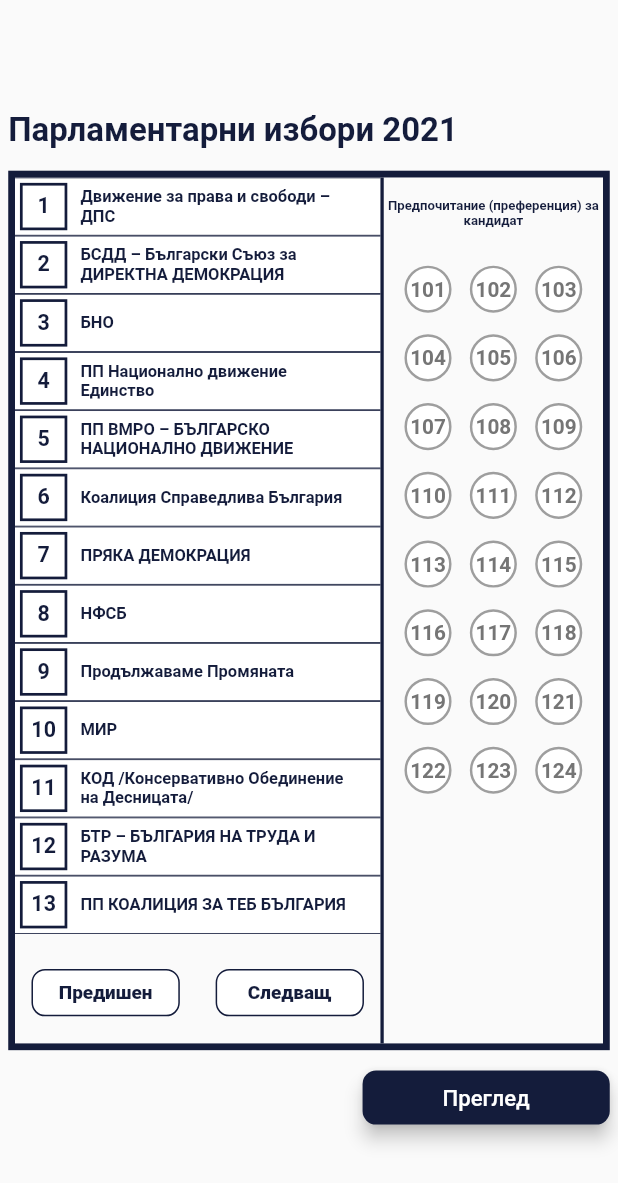
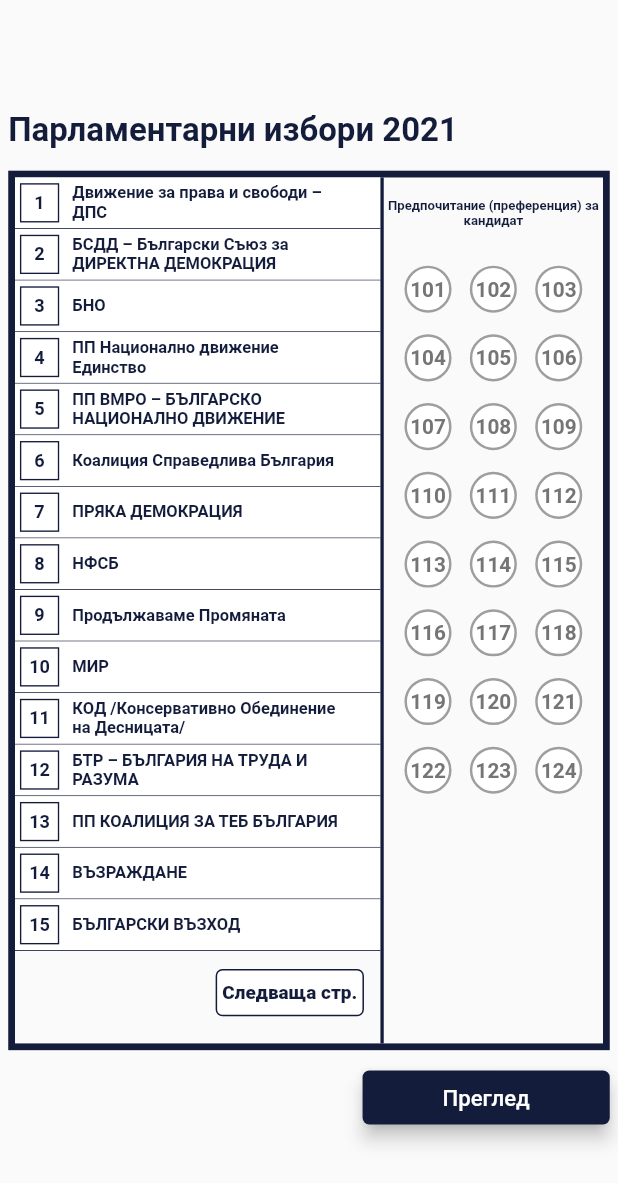
Before and after one commit to AEZakmee/bulgarian_elections_2021, a Flutter app: the screen it shows after launch, after a tap on "Гласувай", on a phone screen of 412 x 824 dp. Shown: the top 1183 px of the screen. Run offline on Flutter 3.47's test engine with Material 2 defaults, Android fonts, the phone set to English and light mode, and no system bars.

Commit message:
Fix ui to fit 15 parties

```diff
--- a/lib/constants.dart
+++ b/lib/constants.dart
@@ -1,3 +1,4 @@
 import 'package:flutter/material.dart';
 
 const Color kDefaultColor = Color(0xff141c3b);
+const int kPartiesInPage = 15;
--- a/lib/model/data.dart
+++ b/lib/model/data.dart
@@ -3,6 +3,8 @@ import 'dart:convert';
 import 'package:flutter/material.dart';
 import 'package:flutter/services.dart';
 import 'package:mashinno_glasuvane/model/political_party.dart';
+
+import '../constants.dart';
 
 class Data extends ChangeNotifier {
   List<PoliticalParty> _parties = [];
@@ -39,12 +41,15 @@ class Data extends ChangeNotifier {
   List<PoliticalParty> get partiesSubList => _partiesSubList;
   int _currentPage = 0;
   void nextPage() {
-    if (_currentPage < _parties.length ~/ 13) {
+    if (_currentPage < _parties.length ~/ kPartiesInPage) {
       _currentPage++;
       _loadNewList();
       notifyListeners();
     }
   }
+
+  bool showPrevButton() => _currentPage > 0;
+  bool showNextButton() => _currentPage < 1;
 
   void prevPage() {
     if (_currentPage > 0) {
@@ -62,10 +67,10 @@ class Data extends ChangeNotifier {
 
   void _loadNewList() {
     _partiesSubList = _parties.sublist(
-        _currentPage * 13,
-        _currentPage * 13 + 13 > _parties.length
+        _currentPage * kPartiesInPage,
+        _currentPage * kPartiesInPage + kPartiesInPage > _parties.length
             ? _parties.length
-            : _currentPage * 13 + 13);
+            : _currentPage * kPartiesInPage + kPartiesInPage);
   }
 
   PoliticalParty selectedParty;
--- a/lib/screens/vote_screen/components/body.dart
+++ b/lib/screens/vote_screen/components/body.dart
@@ -70,8 +70,9 @@ class _BodyState extends State<Body> {
                               ),
                               child: Row(
                                 children: [
+                                  if (data.showPrevButton())
                                     DefaultEmptyButton(
-                                    text: 'Предишен',
+                                      text: 'Предишна стр.',
                                       onPress: () {
                                         data.prevPage();
                                       },
@@ -80,8 +81,9 @@ class _BodyState extends State<Body> {
                                           getProportionateScreenHeight(35),
                                     ),
                                   Spacer(),
+                                  if (data.showNextButton())
                                     DefaultEmptyButton(
-                                    text: 'Следващ',
+                                      text: 'Следваща стр.',
                                       onPress: () {
                                         data.nextPage();
                                       },
--- a/lib/screens/vote_screen/components/parties_row.dart
+++ b/lib/screens/vote_screen/components/parties_row.dart
@@ -17,17 +17,16 @@ class PartyRow extends StatelessWidget {
 
   @override
   Widget build(BuildContext context) {
-    return Container(
-      height: getProportionateScreenHeight(43),
+    return InkWell(
+      onTap: onPress,
+      child: Column(
+        mainAxisSize: MainAxisSize.min,
+        children: [
+          Container(
+            height: getProportionateScreenHeight(37.5),
             width: double.infinity,
             decoration: BoxDecoration(
               color: (isSelectedParty) ? kDefaultColor : Colors.white,
-        border: Border.symmetric(
-          horizontal: BorderSide(
-            color: kDefaultColor,
-            width: getProportionateScreenWidth(0.5),
-          ),
-        ),
             ),
             child: Row(
               children: [
@@ -35,28 +34,27 @@ class PartyRow extends StatelessWidget {
                   padding: EdgeInsets.symmetric(
                     horizontal: getProportionateScreenWidth(3),
                   ),
-            child: GestureDetector(
-              onTap: onPress,
                   child: Container(
-                height: getProportionateScreenHeight(35),
-                width: getProportionateScreenHeight(35),
+                    height: getProportionateScreenHeight(29),
+                    width: getProportionateScreenHeight(29),
                     decoration: BoxDecoration(
                       border: Border.all(
-                      color: (!isSelectedParty) ? kDefaultColor : Colors.white,
+                          color:
+                              (!isSelectedParty) ? kDefaultColor : Colors.white,
                           width: (!isSelectedParty)
-                          ? getProportionateScreenHeight(2)
-                          : getProportionateScreenHeight(3)),
+                              ? getProportionateScreenHeight(1)
+                              : getProportionateScreenHeight(2)),
                     ),
                     child: Center(
                       child: Text(
                         party.number.toString(),
                         style: TextStyle(
-                      color: (!isSelectedParty) ? kDefaultColor : Colors.white,
+                          color:
+                              (!isSelectedParty) ? kDefaultColor : Colors.white,
                           fontWeight: FontWeight.bold,
-                      fontSize: getProportionateScreenWidth(13),
+                          fontSize: getProportionateScreenWidth(11),
                         ),
                         maxLines: 1,
-                  ),
                       ),
                     ),
                   ),
@@ -70,7 +68,8 @@ class PartyRow extends StatelessWidget {
                     child: Text(
                       party.name,
                       style: TextStyle(
-                  color: (!isSelectedParty) ? kDefaultColor : Colors.white,
+                        color:
+                            (!isSelectedParty) ? kDefaultColor : Colors.white,
                         fontSize: getProportionateScreenWidth(10),
                         fontWeight: FontWeight.w700,
                       ),
@@ -80,6 +79,14 @@ class PartyRow extends StatelessWidget {
                 ),
               ],
             ),
+          ),
+          Container(
+            color: kDefaultColor,
+            width: double.infinity,
+            height: getProportionateScreenWidth(0.5),
+          )
+        ],
+      ),
     );
   }
 }
--- a/lib/utilities/default_button.dart
+++ b/lib/utilities/default_button.dart
@@ -28,7 +28,7 @@ class DefaultButton extends StatelessWidget {
       child: Material(
         color: color,
         elevation: 5,
-        borderRadius: BorderRadius.circular(getProportionateScreenHeight(10)),
+        borderRadius: BorderRadius.circular(getProportionateScreenHeight(5)),
         child: MaterialButton(
           child: Text(
             text,
@@ -71,7 +71,7 @@ class DefaultEmptyButton extends StatelessWidget {
         width: size,
         decoration: BoxDecoration(
           color: color,
-          borderRadius: BorderRadius.circular(getProportionateScreenHeight(10)),
+          borderRadius: BorderRadius.circular(getProportionateScreenHeight(5)),
           border: Border.all(color: kDefaultColor),
         ),
         child: Center(
```
Also changed, not shown: assets/data.json, assets/demo_data.json, pubspec.lock. Lines whose indentation alone changed are shown as unchanged.
